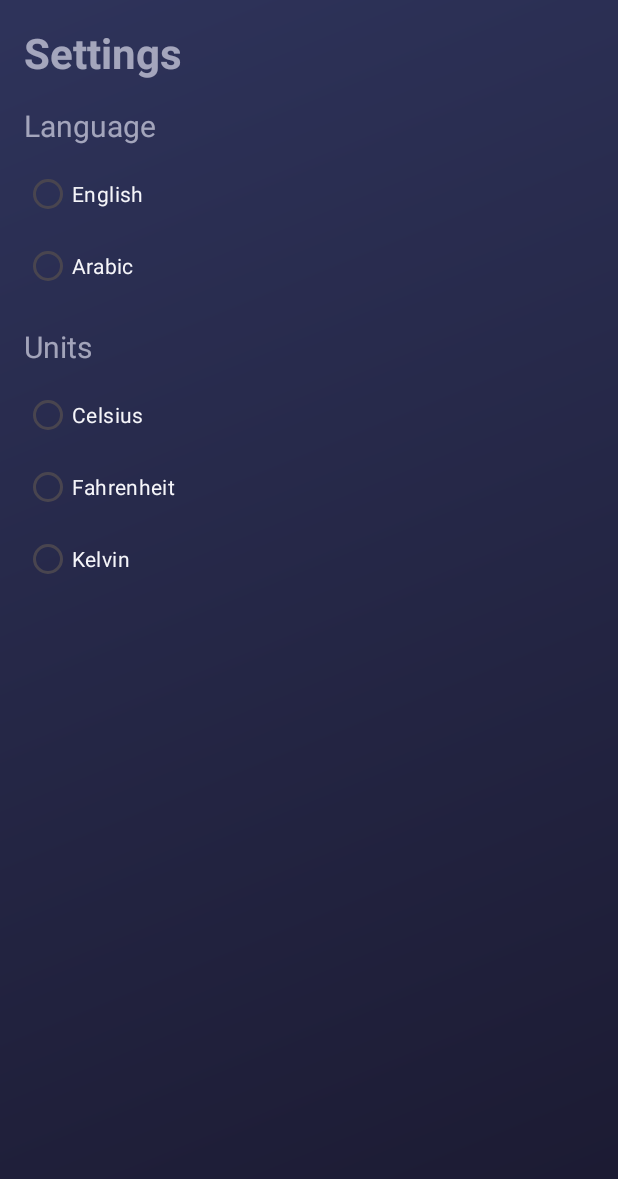
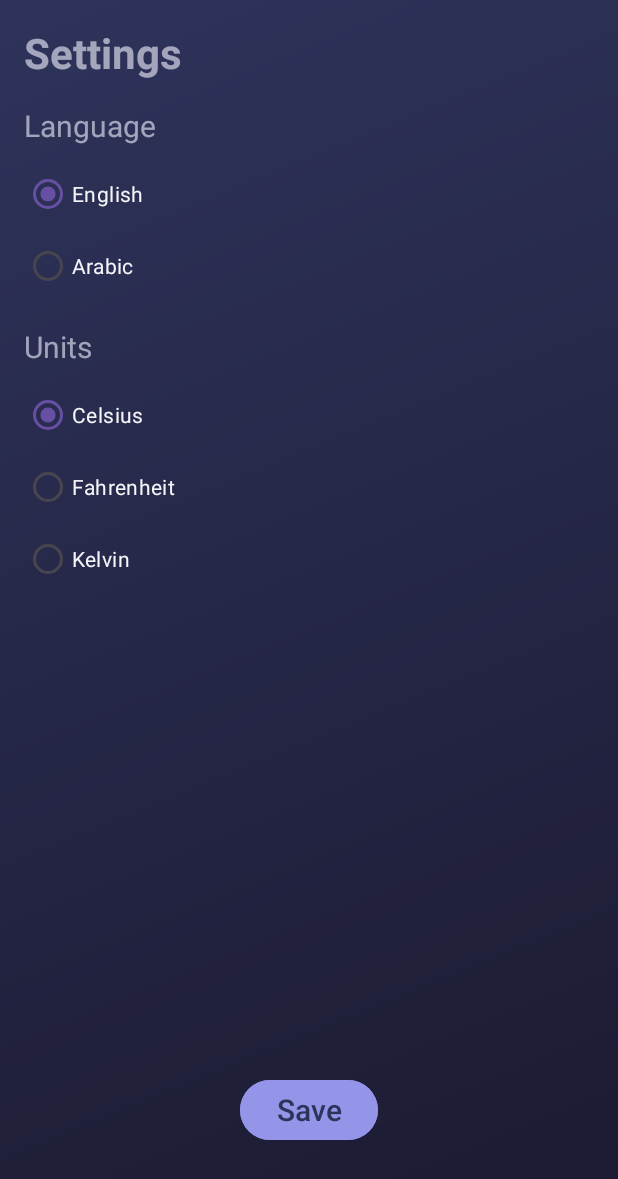
Before and after one commit to sobaih12/WeatherForecast, an Android app: the SettingActivity screen opened directly, with no data from a screen before it, on a phone screen of 412 x 824 dp. Shown: the top 1179 px of the screen. Run offline under Robolectric (Android 15) with nearby library versions, the phone set to English and light mode, and no system bars.

Commit message:
settings update

```diff
--- a/app/src/main/java/com/example/weatherforecast/MainActivity.kt
+++ b/app/src/main/java/com/example/weatherforecast/MainActivity.kt
@@ -82,8 +82,7 @@ class MainActivity : AppCompatActivity() {
                                        favMain = it.weatherItem.current?.weather?.get(0)?.main,
                                        favTemp = it.weatherItem.current?.temp.toString().toDouble(),
                                        favMin = it.weatherItem.daily?.get(0)?.temp?.min.toString().toDouble(),
-                                       favMax = it.weatherItem.daily?.get(0)?.temp?.max.toString().toDouble(),
-                                       time = 1
+                                       favMax = it.weatherItem.daily?.get(0)?.temp?.max.toString().toDouble()
                                    )
                                    favoriteViewModel.updateFavoriteList(favorite)
                                    isUpdated = true
--- a/app/src/main/java/com/example/weatherforecast/favoritePage/view/MapActivity.kt
+++ b/app/src/main/java/com/example/weatherforecast/favoritePage/view/MapActivity.kt
@@ -100,8 +100,7 @@ class MapActivity : AppCompatActivity(),OnMapReadyCallback {
                                     favMain = it.weatherItem.current?.weather?.get(0)?.main,
                                     favTemp = it.weatherItem.current?.temp.toString().toDouble(),
                                     favMin = it.weatherItem.daily?.get(0)?.temp?.min.toString().toDouble(),
-                                    favMax = it.weatherItem.daily?.get(0)?.temp?.max.toString().toDouble(),
-                                    time = it.weatherItem.current?.dt
+                                    favMax = it.weatherItem.daily?.get(0)?.temp?.max.toString().toDouble()
                                 )
                                 homeViewModel.addToFavorite(favorite)
                                 Toast.makeText(this@MapActivity, "${Converter.getAddressEnglish(this@MapActivity,latitude,longitude)} Added to Favorite Model", Toast.LENGTH_SHORT).show()
--- a/app/src/main/java/com/example/weatherforecast/model/models/Favorite.kt
+++ b/app/src/main/java/com/example/weatherforecast/model/models/Favorite.kt
@@ -13,6 +13,5 @@ data class Favorite(
     val favMain: String?,
     val favTemp: Double?,
     val favMin: Double? ,
-    val favMax: Double?,
-    val time :Int?
+    val favMax: Double?
 )
--- a/app/src/main/java/com/example/weatherforecast/settingPage/SettingActivity.kt
+++ b/app/src/main/java/com/example/weatherforecast/settingPage/SettingActivity.kt
@@ -1,22 +1,31 @@
 package com.example.weatherforecast.settingPage
 
-import android.content.Context
 import androidx.appcompat.app.AppCompatActivity
 import android.os.Bundle
-import android.widget.RadioButton
-import android.widget.RadioGroup
-import com.example.weatherforecast.R
-import com.example.weatherforecast.databinding.ActivityHomeBinding
 import com.example.weatherforecast.databinding.ActivitySettingBinding
 import com.example.weatherforecast.model.utils.Constants
 import com.example.weatherforecast.model.utils.PreferenceManager
 
 class SettingActivity : AppCompatActivity() {
-    lateinit var binding :ActivitySettingBinding
+    lateinit var binding: ActivitySettingBinding
     override fun onCreate(savedInstanceState: Bundle?) {
         super.onCreate(savedInstanceState)
         binding = ActivitySettingBinding.inflate(layoutInflater)
         setContentView(binding.root)
+
+        val language = PreferenceManager.getLanguage(this)
+        val tempUnit = PreferenceManager.getTempUnit(this)
+
+        binding.apply {
+            when (language) {
+                Constants.LANGUAGE_AR -> arabicRadioButton.isChecked = true
+                Constants.LANGUAGE_EN -> englishRadioButton.isChecked = true
+            }
+            when (tempUnit) {
+                Constants.UNITS_CELSIUS -> celsiusRadioButton.isChecked = true
+                Constants.UNITS_FAHRENHEIT -> fahrenheitRadioButton.isChecked = true
+                Constants.UNITS_DEFAULT -> kelvinRadioButton.isChecked = true
+            }
 
             binding.apply {
                 arabicRadioButton.setOnClickListener {
@@ -37,29 +46,8 @@ class SettingActivity : AppCompatActivity() {
             }
 
         }
-//    fun getSelectedLanguageRadioButton(context: Context): RadioButton? {
-//        val savedLanguage = PreferenceManager.getLanguage(context)
-//        return when (savedLanguage) {
-//            "English" -> findViewById<RadioButton>(R.id.englishRadioButton)
-//            "Arabic" -> findViewById<RadioButton>(R.id.arabicRadioButton)
-//            else -> null
-//        }
-//    }
-//
-//    fun getSelectedUnitRadioButton(context: Context): RadioButton? {
-//        val savedUnit = PreferenceManager.getTempUnit(context)
-//        return when (savedUnit) {
-//            "Celsius" -> findViewById<RadioButton>(R.id.celsiusRadioButton)
-//            "Fahrenheit" -> findViewById<RadioButton>(R.id.fahrenheitRadioButton)
-//            "Kelvin" -> findViewById<RadioButton>(R.id.kelvinRadioButton)
-//            else -> null
-//        }
-//    }
-//    private fun setSelectedRadioButtons() {
-//        val selectedLanguageRadioButton = getSelectedLanguageRadioButton(this)
-//        selectedLanguageRadioButton?.isChecked = true
-//
-//        val selectedUnitRadioButton = getSelectedUnitRadioButton(this)
-//        selectedUnitRadioButton?.isChecked = true
-//    }
+        binding.save.setOnClickListener {
+            finish()
         }
+    }
+}
--- a/app/src/main/res/layout/activity_setting.xml
+++ b/app/src/main/res/layout/activity_setting.xml
@@ -99,4 +99,17 @@
             android:text="Kelvin" />
     </RadioGroup>
 
+    <Button
+        android:id="@+id/save"
+        android:layout_width="wrap_content"
+        android:layout_height="wrap_content"
+        android:text="Save"
+        android:backgroundTint="@color/whitePurple"
+        android:textSize="20sp"
+        android:textColor="@color/darkPurple"
+        android:layout_marginBottom="60dp"
+        app:layout_constraintBottom_toBottomOf="parent"
+        app:layout_constraintEnd_toEndOf="parent"
+        app:layout_constraintStart_toStartOf="parent" />
+
 </androidx.constraintlayout.widget.ConstraintLayout>
--- a/app/src/main/res/values/colors.xml
+++ b/app/src/main/res/values/colors.xml
@@ -6,4 +6,5 @@
     <color name="purple">#48319D</color>
     <color name="darkPurple">#2E335A</color>
     <color name="offWhite">#F5F5F9</color>
+    <color name="whitePurple">#9494E8</color>
 </resources>
```
Lines whose indentation alone changed are shown as unchanged.
